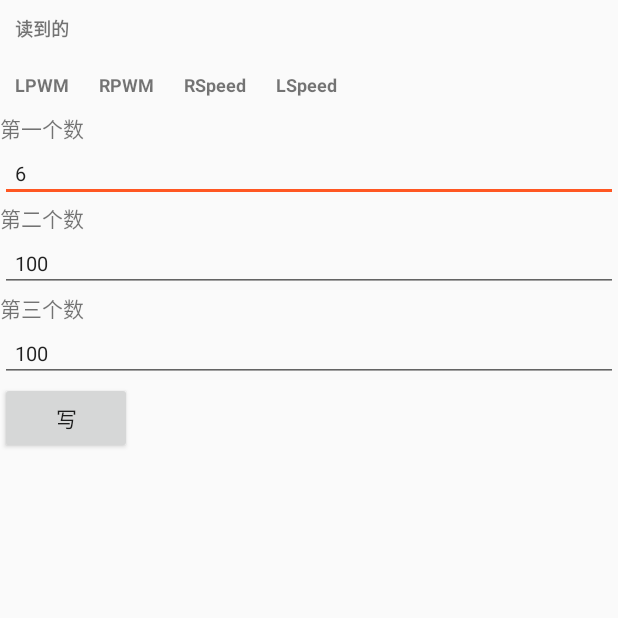
After one commit to CrazyExplorer/googleADK, an Android app: the DevelopeActivity screen opened directly, with no data from a screen before it, on a phone screen of 412 x 824 dp, the top half of it. The commit adds this screen. Run offline under Robolectric (Android 15) with nearby library versions, the phone set to English and light mode, and no system bars; 14 statements that could not run were skipped.

Commit message:
普通模式

```diff
--- a/AIAndroid/MyApplication/app/src/main/AndroidManifest.xml
+++ b/AIAndroid/MyApplication/app/src/main/AndroidManifest.xml
@@ -47,6 +47,11 @@
             android:name=".activity.HandleActivity">
 
         </activity>
+        <activity
+            android:name=".activity.DevelopeActivity">
+
+        </activity>
+
 
 
 
--- /dev/null
+++ b/AIAndroid/MyApplication/app/src/main/java/com/zucc/g3/hzy/myapplication/activity/DevelopeActivity.java
@@ -0,0 +1,289 @@
+package com.zucc.g3.hzy.myapplication.activity;
+
+import android.bluetooth.BluetoothGatt;
+import android.bluetooth.BluetoothGattCharacteristic;
+import android.bluetooth.BluetoothGattService;
+import android.content.ComponentName;
+import android.content.Context;
+import android.content.Intent;
+import android.content.ServiceConnection;
+import android.os.Bundle;
+import android.os.Handler;
+import android.os.IBinder;
+import android.os.Message;
+import android.support.v7.app.AppCompatActivity;
+
+import android.view.View;
+import android.view.WindowManager;
+import android.widget.Button;
+import android.widget.EditText;
+import android.widget.TextView;
+
+import com.zucc.g3.hzy.myapplication.R;
+import com.zucc.g3.hzy.myapplication.bth.BluetoothService;
+import com.zucc.g3.hzy.myapplication.bth.conn.BleCharacterCallback;
+import com.zucc.g3.hzy.myapplication.bth.exception.BleException;
+import com.zucc.g3.hzy.myapplication.bth.utils.HexUtil;
+
+
+import java.util.Timer;
+import java.util.TimerTask;
+
+public class DevelopeActivity extends AppCompatActivity {
+
+
+    public int mode;
+    public int leftSpeed;
+    public int rightSpeed;
+
+    private String back="";
+    private TextView backtxt,LPWM,RPWM,RSpeed,LSpeed;
+    private Button pubbt;
+    private EditText p1,p2,p3;
+
+
+    private int PWML=0,PWMR=0,SpeedL=0,SpeedR=0;
+
+
+
+    @Override
+    protected void onCreate(Bundle savedInstanceState) {
+        super.onCreate(savedInstanceState);
+        getWindow().addFlags(WindowManager.LayoutParams.FLAG_KEEP_SCREEN_ON);
+        setContentView(R.layout.activity_developer);
+        mode=0;
+        leftSpeed=0;
+        rightSpeed=0;
+        backtxt=(TextView)findViewById(R.id.txt_read);
+        LPWM=(TextView)findViewById(R.id.LPWM);
+        RPWM=(TextView)findViewById(R.id.RPWM);
+        RSpeed=(TextView)findViewById(R.id.RSpeed);
+        LSpeed=(TextView)findViewById(R.id.LSpeed);
+        p1=(EditText)findViewById(R.id.p1);
+        p2=(EditText)findViewById(R.id.p2);
+        p3=(EditText)findViewById(R.id.p3);
+        pubbt=(Button)findViewById(R.id.write_bt);
+        initBlueTooth();
+    }
+
+    @Override
+    protected void onPause() {
+        super.onPause();
+    }
+
+    @Override
+    protected void onResume() {
+        super.onResume();
+    }
+
+    @Override
+    protected void onDestroy() {
+        super.onDestroy();
+        unbindService();
+    }
+
+
+    /**
+     * 功能
+     */
+    private void analysisMSG(String msg){
+        try{
+            PWML =Integer.parseInt(msg.substring(msg.indexOf("a")+1, msg.indexOf("b")));
+            PWMR =Integer.parseInt(msg.substring(msg.indexOf("b")+1, msg.indexOf("c")));
+            SpeedL =Integer.parseInt(msg.substring(msg.indexOf("c")+1, msg.indexOf("d")));
+            SpeedR =Integer.parseInt(msg.substring(msg.indexOf("d")+1));
+        }catch (Exception e){
+            return;
+        }
+    }
+
+
+    /**
+     * BlueTooth
+     */
+
+    private BluetoothService mBluetoothService;
+    private BluetoothGatt gatt;
+    private BluetoothGattService service;
+
+    private void initBlueTooth() {
+        bindService();
+    }
+
+    private Handler bthHandler = new Handler() {
+        @Override
+        public void handleMessage(Message msg) {
+            if (msg.what == 1) {
+                getService();
+                BLE_start_listener();
+            } else if (msg.what == 2) {
+                BLE_start_writer();
+            }
+            else if (msg.what == 3) {
+                writer(mode,leftSpeed,rightSpeed);
+            }
+            super.handleMessage(msg);
+        }
+    };
+
+    public String protocol(int protocol_data) { //自定义协议
+        String protocol_msg = "";
+        if (protocol_data >= 0 && 100 > protocol_data) {
+            protocol_msg = Integer.toHexString(30) + Integer.toHexString(protocol_data + 30);
+        } else if (protocol_data < 10000 && protocol_data >= 100) {
+            protocol_msg = Integer.toHexString(protocol_data / 100 + 30) + Integer.toHexString(protocol_data % 100 + 30);
+        }
+        return protocol_msg;
+    }
+
+    private void writer(int controlMode, int targetL, int targetR) { //仅仅用于发送小车动作控制命令
+        final BluetoothGattCharacteristic characteristic = mBluetoothService.getCharacteristic();
+        mBluetoothService.write(
+                characteristic.getService().getUuid().toString(),
+                characteristic.getUuid().toString(),
+                String.valueOf(protocol(controlMode) + protocol(targetL) + protocol(targetR) + protocol(0) + protocol(0) + protocol(0) + protocol(0) + protocol(0) + protocol(0) + protocol(4321)),//发送10进制比特
+                new BleCharacterCallback() {
+                    @Override
+                    public void onSuccess(final BluetoothGattCharacteristic characteristic) {
+                        //成功写入操作
+                        StartWriteing(200);
+                    }
+
+                    @Override
+                    public void onFailure(final BleException exception) {
+                        StartBLEWriterAfter(150);
+                    }
+
+                    @Override
+                    public void onInitiatedResult(boolean result) {
+
+                    }
+                });
+    }
+
+    private void StartBLEListenerAfter(int time) {
+        Timer timer = new Timer();
+        TimerTask task = new TimerTask() {
+            public void run() {
+                Message msg = new Message();
+                msg.what = 1;
+                bthHandler.sendMessage(msg);
+            }
+        };
+        timer.schedule(task, time);
+    }
+
+    private void StartBLEWriterAfter(int time) {
+        Timer timer = new Timer();
+        TimerTask task = new TimerTask() {
+            public void run() {
+                Message msg = new Message();
+                msg.what = 2;
+                bthHandler.sendMessage(msg);
+            }
+        };
+        timer.schedule(task, time);
+    }
+
+    private void getService() {
+        gatt = mBluetoothService.getGatt();
+        mBluetoothService.setService(gatt.getServices().get(gatt.getServices().size() - 1));
+    }
+
+    private void BLE_start_writer() {
+        service = mBluetoothService.getService();
+        mBluetoothService.setCharacteristic((service.getCharacteristics().get(service.getCharacteristics().size() - 2)));
+        mBluetoothService.setCharaProp(1);
+        Message msg = new Message();
+        msg.what = 3;
+        bthHandler.sendMessage(msg);
+
+        pubbt.setOnClickListener(new View.OnClickListener() {
+            @Override
+            public void onClick(View view) {
+                mode=Integer.parseInt(p1.getText().toString());
+                leftSpeed=Integer.parseInt(p2.getText().toString());
+                rightSpeed=Integer.parseInt(p3.getText().toString());
+
+            }
+        });
+    }
+
+    private void BLE_start_listener() {
+        service = mBluetoothService.getService();
+        mBluetoothService.setCharacteristic((service.getCharacteristics().get(service.getCharacteristics().size() - 1)));
+        mBluetoothService.setCharaProp(2);
+        final BluetoothGattCharacteristic characteristic = mBluetoothService.getCharacteristic();
+        mBluetoothService.notify(
+                characteristic.getService().getUuid().toString(),
+                characteristic.getUuid().toString(),
+                new BleCharacterCallback() {
+
+                    @Override
+                    public void onSuccess(final BluetoothGattCharacteristic characteristic) {
+                        DevelopeActivity.this.runOnUiThread(() -> {
+
+                            String hexEncode=(String.valueOf(HexUtil.encodeHex(characteristic.getValue())));//得到16进制字符串
+                            byte[] bytes= HexUtil.hexStringToBytes(hexEncode);//转为byte类型
+                            back=(""+new String(bytes));//解出字符串
+                            analysisMSG(back);
+                            backtxt.setText("原数据:"+back);
+                            LPWM.setText("Lpwm:"+PWML);
+                            RPWM.setText("Rpwm:"+PWMR);
+                            LSpeed.setText("Lspeed:"+SpeedL);
+                            RSpeed.setText("Rspeed:"+SpeedR);
+                        });
+                    }
+
+                    @Override
+                    public void onFailure(final BleException exception) {
+                        DevelopeActivity.this.runOnUiThread(() -> {
+                            StartBLEListenerAfter(100);//重新开始监听
+                        });
+                    }
+
+                    @Override
+                    public void onInitiatedResult(boolean result) {
+
+                    }
+                });
+    }
+
+    private void bindService() {
+        Intent bindIntent = new Intent(this, BluetoothService.class);
+        this.bindService(bindIntent, mFhrSCon, Context.BIND_AUTO_CREATE);
+        StartBLEListenerAfter(100);
+        StartBLEWriterAfter(150);
+    }
+
+    private ServiceConnection mFhrSCon = new ServiceConnection() {
+        @Override
+        public void onServiceConnected(ComponentName name, IBinder service) {
+            mBluetoothService = ((BluetoothService.BluetoothBinder) service).getService();
+            mBluetoothService.setConnectCallback(callback);
+        }
+
+        @Override
+        public void onServiceDisconnected(ComponentName name) {
+            mBluetoothService = null;
+        }
+    };
+
+    private BluetoothService.Callback2 callback = this::finish;
+
+    private void unbindService() {
+        this.unbindService(mFhrSCon);
+    }
+
+    private void StartWriteing(int time ) {
+        Timer timer=new Timer();
+        TimerTask task=new TimerTask(){
+            public void run(){
+                Message msg=new Message();
+                msg.what=3;
+                bthHandler.sendMessage(msg);
+            }
+        };
+        timer.schedule(task, time);
+    }
+}
--- /dev/null
+++ b/AIAndroid/MyApplication/app/src/main/res/layout/activity_developer.xml
@@ -0,0 +1,114 @@
+<?xml version="1.0" encoding="utf-8"?>
+<LinearLayout xmlns:android="http://schemas.android.com/apk/res/android"
+    xmlns:app="http://schemas.android.com/apk/res-auto"
+    android:layout_width="match_parent"
+    android:layout_height="wrap_content"
+    android:orientation="vertical">
+
+    <TextView
+        android:id="@+id/txt_read"
+        android:layout_width="wrap_content"
+        android:layout_height="wrap_content"
+        android:padding="10dp"
+        android:text="读到的"
+        android:textSize="12sp"
+        android:textStyle="bold" />
+
+    <LinearLayout
+        android:layout_width="wrap_content"
+        android:layout_height="wrap_content">
+
+        <TextView
+            android:id="@+id/LPWM"
+            android:layout_width="wrap_content"
+            android:layout_height="wrap_content"
+            android:padding="10dp"
+            android:text="LPWM"
+            android:textSize="12sp"
+            android:textStyle="bold" />
+
+        <TextView
+            android:id="@+id/RPWM"
+            android:layout_width="wrap_content"
+            android:layout_height="wrap_content"
+            android:padding="10dp"
+            android:text="RPWM"
+            android:textSize="12sp"
+            android:textStyle="bold" />
+
+        <TextView
+            android:id="@+id/RSpeed"
+            android:layout_width="wrap_content"
+            android:layout_height="wrap_content"
+            android:padding="10dp"
+            android:text="RSpeed"
+            android:textSize="12sp"
+            android:textStyle="bold" />
+
+        <TextView
+            android:id="@+id/LSpeed"
+            android:layout_width="wrap_content"
+            android:layout_height="wrap_content"
+            android:padding="10dp"
+            android:text="LSpeed"
+            android:textSize="12sp"
+            android:textStyle="bold" />
+    </LinearLayout>
+
+    <TextView
+        android:layout_width="wrap_content"
+        android:layout_height="wrap_content"
+        android:text="第一个数" />
+
+    <EditText
+        android:id="@+id/p1"
+        android:layout_width="match_parent"
+        android:layout_height="wrap_content"
+        android:fadeScrollbars="false"
+        android:padding="10dp"
+        android:scrollbars="vertical"
+        android:text="6"
+        android:textSize="13sp" />
+
+    <TextView
+        android:layout_width="wrap_content"
+        android:layout_height="wrap_content"
+        android:text="第二个数" />
+
+    <EditText
+        android:id="@+id/p2"
+        android:layout_width="match_parent"
+        android:layout_height="wrap_content"
+        android:fadeScrollbars="false"
+        android:padding="10dp"
+        android:scrollbars="vertical"
+        android:text="100"
+        android:textSize="13sp" />
+
+    <TextView
+        android:layout_width="wrap_content"
+        android:layout_height="wrap_content"
+        android:text="第三个数" />
+
+    <EditText
+        android:id="@+id/p3"
+        android:layout_width="match_parent"
+        android:layout_height="wrap_content"
+        android:fadeScrollbars="false"
+        android:padding="10dp"
+        android:scrollbars="vertical"
+        android:text="100"
+        android:textSize="13sp" />
+
+    <Button
+        android:id="@+id/write_bt"
+        android:layout_width="wrap_content"
+        android:layout_height="wrap_content"
+        android:text="写" />
+    />
+
+
+
+
+
+</LinearLayout>
--- a/AIAndroid/MyApplication/app/src/main/res/layout/activity_mid.xml
+++ b/AIAndroid/MyApplication/app/src/main/res/layout/activity_mid.xml
@@ -6,6 +6,12 @@
         android:layout_width="match_parent"
         android:layout_height="wrap_content"
         android:orientation="vertical">
+
+    <Button
+        android:layout_width="wrap_content"
+        android:layout_height="wrap_content"
+        android:text="开发模式"
+        android:id="@+id/developer_mode"/>
     <Button
         android:layout_width="wrap_content"
         android:layout_height="wrap_content"
```
Also changed, not shown: AIAndroid/MyApplication/app/src/main/java/com/zucc/g3/hzy/myapplication/activity/MidActivity.java (+7 -0 lines), 1 other file.
